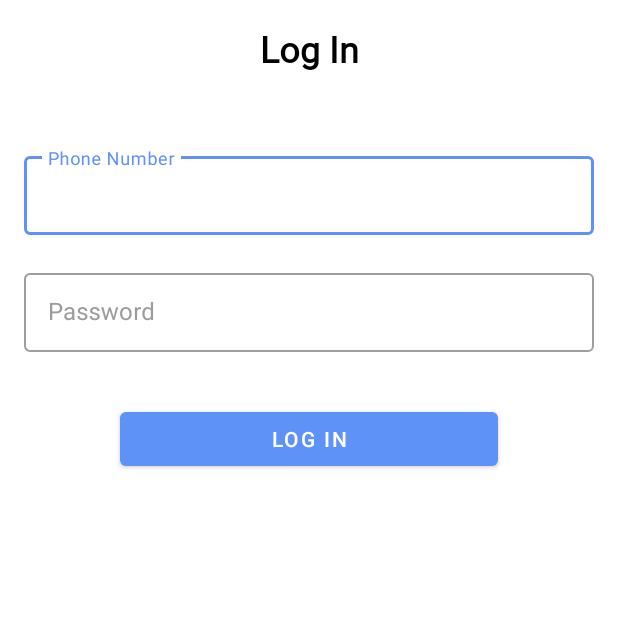
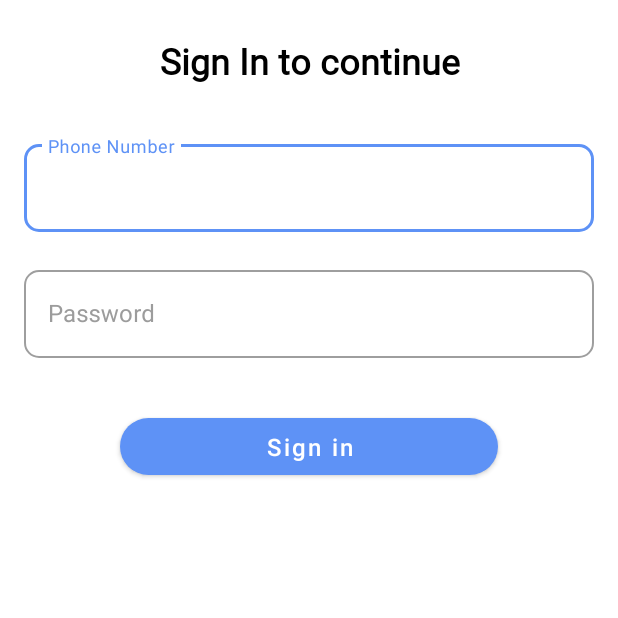
Before and after one commit to Anasmb/BarbershopBusiness, an Android app: the screen it shows after launch (LoginActivity), on a phone screen of 412 x 824 dp, the top half of it. Run offline under Robolectric (Android 15) with nearby library versions, the phone set to English and light mode, and no system bars; libraries missing offline, so code that uses them is left out: com.vishnusivadas.advanced_httpurlconnection.

Commit message:
+ minor fixes

```diff
--- a/app/src/debug/res/values/google_maps_api.xml
+++ b/app/src/debug/res/values/google_maps_api.xml
@@ -1,6 +1,6 @@
 <resources>
     <!--
-    TODO: Before you run your application, you need a Google Maps API key.
+
 
     To get one, follow this link, follow the directions and press "Create" at the end:
 
--- a/app/src/main/java/com/example/barberbusiness/AddBarberActivity.java
+++ b/app/src/main/java/com/example/barberbusiness/AddBarberActivity.java
@@ -29,14 +29,7 @@ public class AddBarberActivity extends AppCompatActivity {
         super.onCreate(savedInstanceState);
         setContentView(R.layout.activity_add_barber);
         preferences = getSharedPreferences("UserPrefs", Context.MODE_PRIVATE);
-
-        barberName = findViewById(R.id.barberNameEditText);
-        barberExperience = findViewById(R.id.barberExperienceEditText);
-        barberNationality = findViewById(R.id.barberNationalityEditText);
-        backButton = findViewById(R.id.addBarbersBackButton);
-        backButton.setOnClickListener(backButtonClick);
-        saveButton = findViewById(R.id.addBarberSaveButton);
-        saveButton.setOnClickListener(saveButtonListener);
+        viewsInitialization();
     }
 
     private View.OnClickListener saveButtonListener = new View.OnClickListener() {
@@ -89,4 +82,14 @@ public class AddBarberActivity extends AppCompatActivity {
             finish();
         }
     };
+
+    private void viewsInitialization(){
+        barberName = findViewById(R.id.barberNameEditText);
+        barberExperience = findViewById(R.id.barberExperienceEditText);
+        barberNationality = findViewById(R.id.barberNationalityEditText);
+        backButton = findViewById(R.id.addBarbersBackButton);
+        backButton.setOnClickListener(backButtonClick);
+        saveButton = findViewById(R.id.addBarberSaveButton);
+        saveButton.setOnClickListener(saveButtonListener);
+    }
 }
--- a/app/src/main/java/com/example/barberbusiness/AppointmentFragment.java
+++ b/app/src/main/java/com/example/barberbusiness/AppointmentFragment.java
@@ -71,7 +71,7 @@ public class AppointmentFragment extends Fragment implements  AppointmentAdapter
     }
 
     private void loadAppointments(){
-
+        Log.d("debug", "loading appointments for barbershop with ID: " + preferences.getString("id",""));
         StringRequest stringRequest = new StringRequest(Request.Method.POST, SQL_URL, new Response.Listener<String>() {
             @Override
             public void onResponse(String response) {
@@ -90,6 +90,7 @@ public class AppointmentFragment extends Fragment implements  AppointmentAdapter
                         String customerAddress = appointmentObject.getString("customerAddress");
                         AppointmentItem appointmentItem = new AppointmentItem(appointmentID,customerName,barberName,totalPrice,dateTime,serviceAt,customerAddress,services,status);
                         appointmentItemList.add(appointmentItem);
+
                     }
 
                     adapter = new AppointmentAdapter(getActivity(), appointmentItemList, AppointmentFragment.this::onItemClick);
@@ -98,6 +99,7 @@ public class AppointmentFragment extends Fragment implements  AppointmentAdapter
                 } catch (JSONException e) {
                     e.printStackTrace();
                 }
+                Log.d("php", response);
             }
         }, new Response.ErrorListener() {
             @Override
--- a/app/src/main/java/com/example/barberbusiness/LoginActivity.java
+++ b/app/src/main/java/com/example/barberbusiness/LoginActivity.java
@@ -23,20 +23,13 @@ public class LoginActivity extends AppCompatActivity {
     protected void onCreate(Bundle savedInstanceState) {
         super.onCreate(savedInstanceState);
         setContentView(R.layout.activity_barbershop_login);
-
-        phoneNumber = findViewById(R.id.loginPhoneNumberEditText);
-        password = findViewById(R.id.loginPasswordEditText);
-
-        loginButton = findViewById(R.id.loginButton);
-        loginButton.setOnClickListener(loginListener);
+        viewsInitialization();
     }
 
     View.OnClickListener loginListener = new View.OnClickListener() {
         @Override
         public void onClick(View view) {
-
             if(phoneNumber.getText().length() > 0 && password.getText().length() > 0) {
-
                 loginButton.setClickable(false);
                 Handler handler = new Handler(Looper.getMainLooper());
                 handler.post(new Runnable() {
@@ -79,4 +72,11 @@ public class LoginActivity extends AppCompatActivity {
         }
     };
 
+    private void viewsInitialization(){
+        phoneNumber = findViewById(R.id.loginPhoneNumberEditText);
+        password = findViewById(R.id.loginPasswordEditText);
+        loginButton = findViewById(R.id.loginButton);
+        loginButton.setOnClickListener(loginListener);
+    }
+
 }
--- a/app/src/main/java/com/example/barberbusiness/MainActivity.java
+++ b/app/src/main/java/com/example/barberbusiness/MainActivity.java
@@ -32,7 +32,7 @@ import org.json.JSONObject;
 
 import java.nio.BufferUnderflowException;
 
-public class MainActivity extends AppCompatActivity { //TODO FIX WHEN DATABASE NOT AVAILABLE OR WIFI IS OFF
+public class MainActivity extends AppCompatActivity {
 
     private String SQL_URL = "http://192.168.100.6/barbershop-php/barbershop/getBarbershopInfo.php";
     private SharedPreferences preferences;
--- a/app/src/main/res/layout/activity_barbershop_login.xml
+++ b/app/src/main/res/layout/activity_barbershop_login.xml
@@ -8,24 +8,6 @@
     tools:context=".LoginActivity"
     android:orientation="vertical">
 
-    <RelativeLayout
-        android:layout_width="match_parent"
-        android:layout_height="wrap_content"
-        android:padding="16dp">
-
-
-        <TextView
-            android:layout_width="match_parent"
-            android:layout_height="wrap_content"
-            android:layout_centerHorizontal="true"
-            android:text="Log In"
-            android:textSize="24sp"
-            android:textColor="@color/black"
-            android:fontFamily="@font/roboto_regular"
-            android:textStyle="bold"
-            android:textAlignment="center"/>
-    </RelativeLayout>
-
     <LinearLayout
         android:layout_width="match_parent"
         android:layout_height="wrap_content"
@@ -34,14 +16,29 @@
         android:paddingVertical="24dp"
         android:background="@color/white">
 
+        <TextView
+            android:layout_width="match_parent"
+            android:layout_height="wrap_content"
+            android:text="Sign In to continue"
+            android:layout_marginBottom="24dp"
+            android:textSize="24sp"
+            android:textColor="@color/black"
+            android:fontFamily="@font/roboto_regular"
+            android:textStyle="bold"
+            android:textAlignment="center"/>
+
 
         <com.google.android.material.textfield.TextInputLayout
             style="@style/Widget.MaterialComponents.TextInputLayout.OutlinedBox"
             android:layout_width="match_parent"
-            android:layout_height="58dp"
+            android:layout_height="64dp"
             android:layout_marginVertical="10dp"
             android:hint="Phone Number"
-            android:textColorHint="#9C9C9C">
+            android:textColorHint="#9C9C9C"
+            app:boxCornerRadiusTopStart="10dp"
+            app:boxCornerRadiusTopEnd="10dp"
+            app:boxCornerRadiusBottomStart="10dp"
+            app:boxCornerRadiusBottomEnd="10dp">
 
             <com.google.android.material.textfield.TextInputEditText
                 android:id="@+id/loginPhoneNumberEditText"
@@ -56,10 +53,14 @@
         <com.google.android.material.textfield.TextInputLayout
             style="@style/Widget.MaterialComponents.TextInputLayout.OutlinedBox"
             android:layout_width="match_parent"
-            android:layout_height="58dp"
+            android:layout_height="64dp"
             android:layout_marginVertical="10dp"
             android:hint="Password"
-            android:textColorHint="#9C9C9C">
+            android:textColorHint="#9C9C9C"
+            app:boxCornerRadiusTopStart="10dp"
+            app:boxCornerRadiusTopEnd="10dp"
+            app:boxCornerRadiusBottomStart="10dp"
+            app:boxCornerRadiusBottomEnd="10dp">
 
             <com.google.android.material.textfield.TextInputEditText
                 android:id="@+id/loginPasswordEditText"
@@ -75,10 +76,13 @@
         <com.google.android.material.button.MaterialButton
             android:id="@+id/loginButton"
             android:layout_width="match_parent"
-            android:layout_height="wrap_content"
+            android:layout_height="50dp"
             android:layout_marginHorizontal="64dp"
             android:layout_marginVertical="24dp"
-            android:text="LOG in"/>
+            android:text="Sign in"
+            android:textSize="16sp"
+            android:textAllCaps="false"
+            app:cornerRadius="20dp"/>
 
 
     </LinearLayout>
--- a/app/src/main/res/layout/feedback_item.xml
+++ b/app/src/main/res/layout/feedback_item.xml
@@ -3,6 +3,7 @@
     android:layout_width="match_parent"
     android:layout_height="match_parent"
     xmlns:app="http://schemas.android.com/apk/res-auto"
+    app:cardUseCompatPadding="true"
     app:cardCornerRadius="8dp">
 
     <RelativeLayout
--- a/app/src/main/res/values/strings.xml
+++ b/app/src/main/res/values/strings.xml
@@ -1,6 +1,6 @@
 <resources>
-    <string name="app_name">BarberBusiness</string>
-    <!-- TODO: Remove or change this placeholder text -->
+    <string name="app_name">Barbershop Business</string>
+
     <string name="hello_blank_fragment">Hello blank fragment</string>
     <string name="title_activity_maps">Map</string>
 </resources>
```
